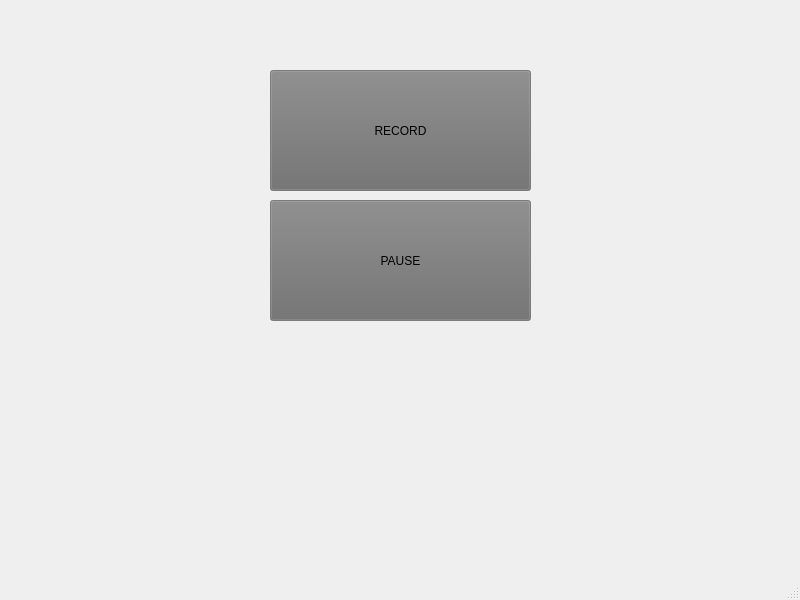
This is voiceInput/mainwindow.ui in KritamKhatiwada/notedio as Qt 5 draws it before an edit. The edited form follows.
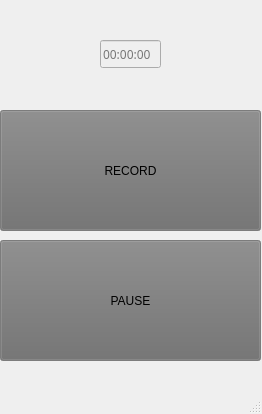
This is the edited form. Icons and pictures are not drawn.

The edit to the form file:
```diff
--- a/voiceInput/mainwindow.ui
+++ b/voiceInput/mainwindow.ui
@@ -6,8 +6,8 @@
    <rect>
     <x>0</x>
     <y>0</y>
-    <width>800</width>
-    <height>600</height>
+    <width>262</width>
+    <height>414</height>
    </rect>
   </property>
   <property name="windowTitle">
@@ -17,8 +17,8 @@
    <widget class="QPushButton" name="recordBTN">
     <property name="geometry">
      <rect>
-      <x>270</x>
-      <y>70</y>
+      <x>0</x>
+      <y>110</y>
       <width>261</width>
       <height>121</height>
      </rect>
@@ -523,8 +523,8 @@
    <widget class="QPushButton" name="pauseBTN">
     <property name="geometry">
      <rect>
-      <x>270</x>
-      <y>200</y>
+      <x>0</x>
+      <y>240</y>
       <width>261</width>
       <height>121</height>
      </rect>
@@ -1026,6 +1026,27 @@
      <bool>false</bool>
     </property>
    </widget>
+   <widget class="QLineEdit" name="lineEdit">
+    <property name="enabled">
+     <bool>false</bool>
+    </property>
+    <property name="geometry">
+     <rect>
+      <x>100</x>
+      <y>40</y>
+      <width>61</width>
+      <height>28</height>
+     </rect>
+    </property>
+    <property name="font">
+     <font>
+      <family>Coolvetica</family>
+     </font>
+    </property>
+    <property name="placeholderText">
+     <string>00:00:00</string>
+    </property>
+   </widget>
   </widget>
   <widget class="QMenuBar" name="menubar">
    <property name="geometry">
```
Left out of the diff: 2 changed lines with no effect on the pictures.
